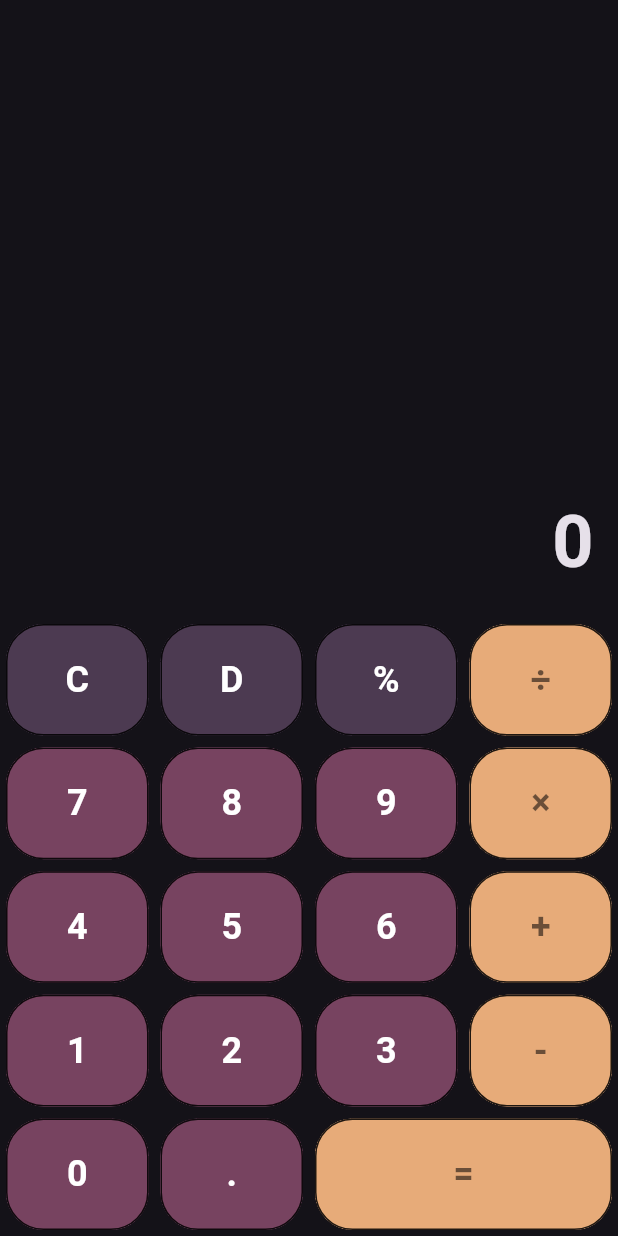
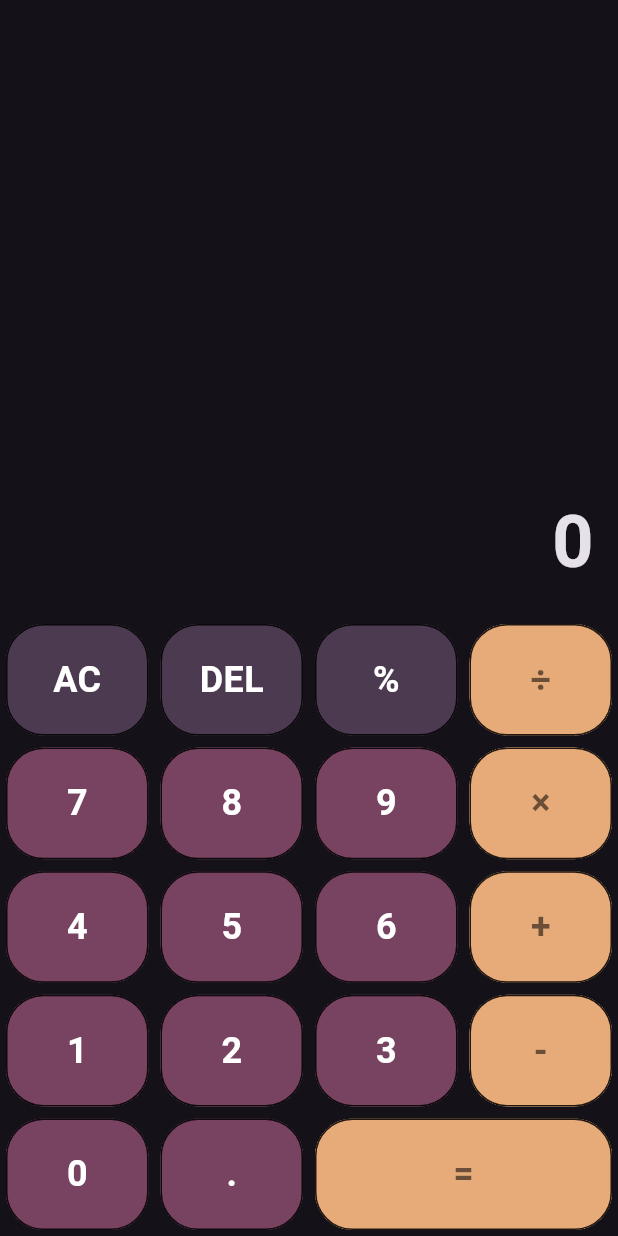
Before and after one commit to EagleStelle/flutter-calculator, a Flutter app: the screen it shows after launch, on a phone screen of 412 x 824 dp. Run offline on Flutter 3.47's test engine with Material 3 defaults, Android fonts, the phone set to English and light mode, and no system bars.

Commit message:
changed button labels

```diff
--- a/lib/button_values.dart
+++ b/lib/button_values.dart
@@ -1,6 +1,6 @@
 class Btn {
-  static const String del = "D";
-  static const String clr = "C";
+  static const String del = "DEL";
+  static const String clr = "AC";
   static const String per = "%";
   static const String divide = "÷";
   static const String multiply = "×";
```
